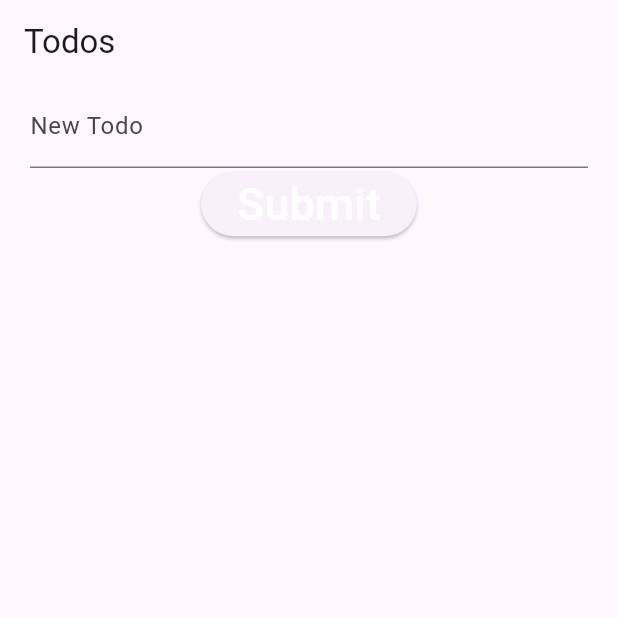
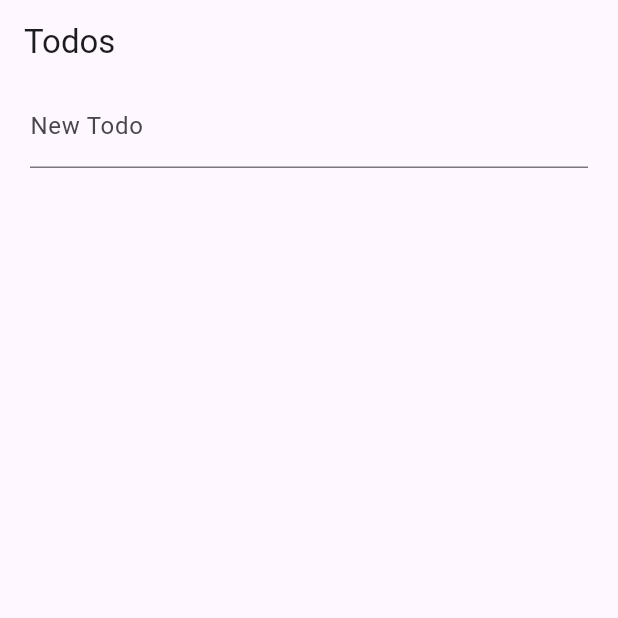
Before and after one commit to TX-Phuc-d8m7/flutter-riverpod-project, a Flutter app: the TodosPage screen opened directly, on a phone screen of 412 x 824 dp, the top half of it. Run offline on Flutter 3.47's test engine with Material 3 defaults, Android fonts, the phone set to English and light mode, and no system bars; our stand-ins replace dio, equatable, flutter_riverpod, freezed_annotation, riverpod_annotation; missing offline and left inert: bulleted_list; generated files the repository leaves out were written again.

Commit message:
Daily Commit

```diff
--- a/change_notifier_provider/lib/pages/todos_page.dart
+++ b/change_notifier_provider/lib/pages/todos_page.dart
@@ -79,12 +79,6 @@ class _AddTodoState extends ConsumerState<AddTodo> {
               }
             },
           ),
-          ElevatedButton(
-              onPressed: () {},
-              child: const Text(
-                "Submit",
-                style: TextStyle(color: Colors.white, fontSize: 30),
-              ))
         ],
       ),
     );
```
